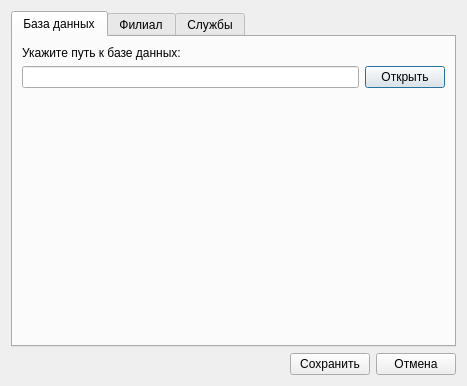
Old version of the form View/Setting_helper/Setting_helper.ui in the repository Valera-cyber/Helper.
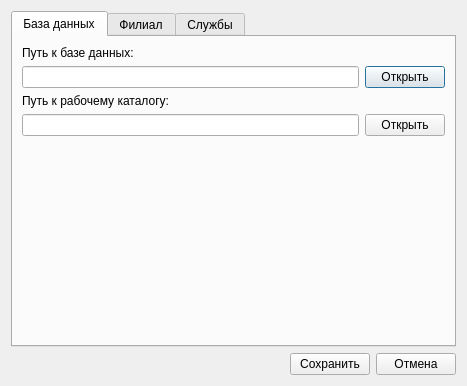
New version of the form.

Patch:
```diff
--- a/View/Setting_helper/Setting_helper.ui
+++ b/View/Setting_helper/Setting_helper.ui
@@ -30,7 +30,7 @@
        <item>
         <widget class="QLabel" name="label">
          <property name="text">
-          <string>Укажите путь к базе данных:</string>
+          <string>Путь к базе данных:</string>
          </property>
         </widget>
        </item>
@@ -48,6 +48,27 @@
          </item>
         </layout>
        </item>
+       <item>
+        <widget class="QLabel" name="label_2">
+         <property name="text">
+          <string>Путь к рабочему каталогу:</string>
+         </property>
+        </widget>
+       </item>
+       <item>
+        <layout class="QGridLayout" name="gridLayout_2">
+         <item row="0" column="0">
+          <widget class="QLineEdit" name="lineEdit_pathExport"/>
+         </item>
+         <item row="0" column="1">
+          <widget class="QPushButton" name="pushButton_2">
+           <property name="text">
+            <string>Открыть</string>
+           </property>
+          </widget>
+         </item>
+        </layout>
+       </item>
        <item>
         <spacer name="verticalSpacer">
          <property name="orientation">
```
